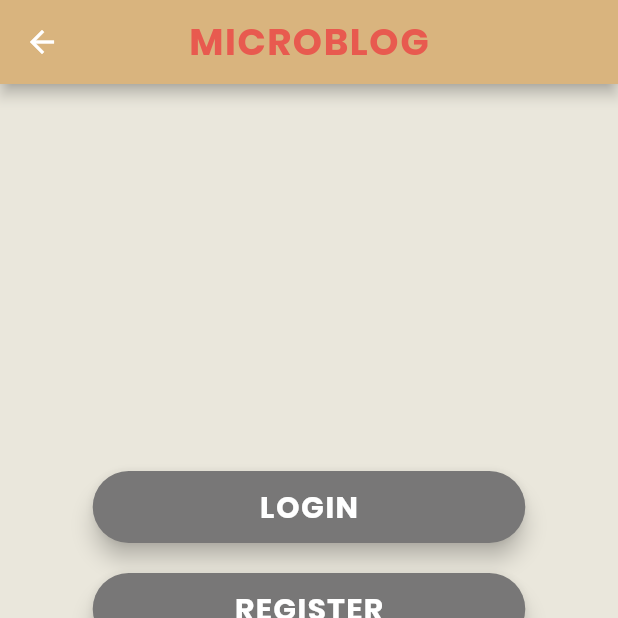
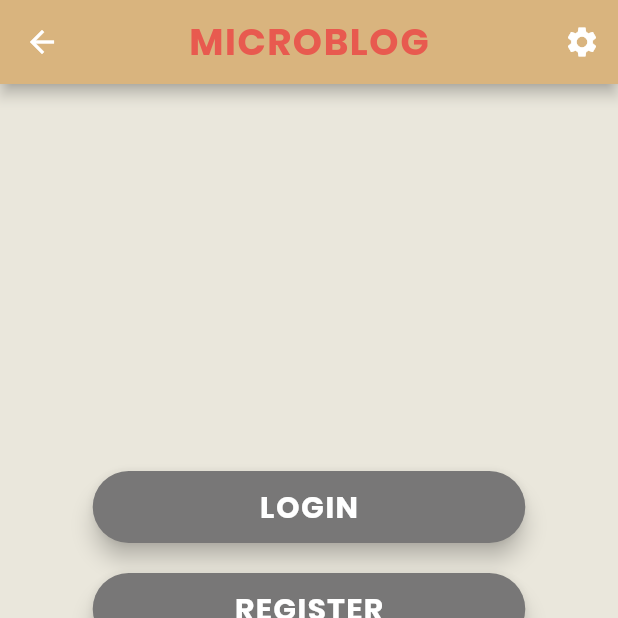
Before and after one commit to teddyedo/Microblog-mobile, a Flutter app: the Home screen opened by its route, on a phone screen of 412 x 824 dp, the top half of it. Run offline on Flutter 3.47's test engine with Material 2 defaults, Android fonts, the light colour scheme and no system bars; missing offline and left inert: dbcrypt; accounts and stored records are empty.

Commit message:
Implemented settings button in home and postList

```diff
--- a/lib/pages/home.dart
+++ b/lib/pages/home.dart
@@ -33,6 +33,16 @@ class _HomeState extends State<Home> {
         ),
         backgroundColor: Color.fromRGBO(217, 180, 126, 1),
         centerTitle: true,
+        actions: <Widget>[
+          IconButton(
+              icon: Icon(
+                Icons.settings,
+              ),
+              onPressed:(){
+                Navigator.popAndPushNamed(context, "/");
+              }
+          )
+          ],
       ),
       body: Row(
         children: <Widget>[
```
Also changed, not shown: lib/pages/postList.dart (+10 -0 lines).
